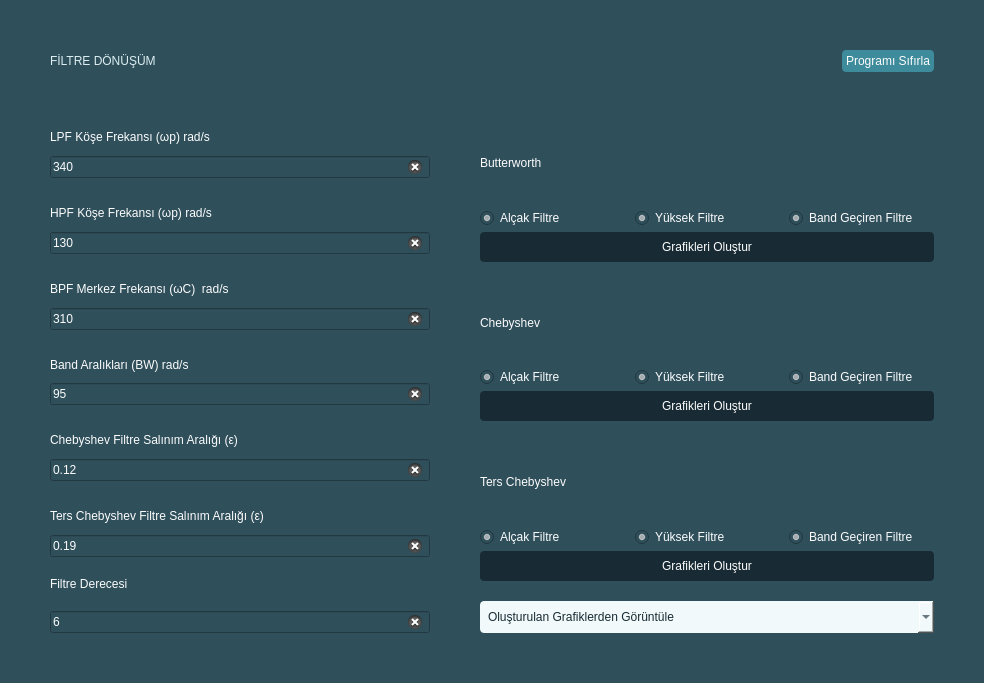
Old version of the form mainwindow.ui in the repository zahidayturan/filter-design-and-transformation.
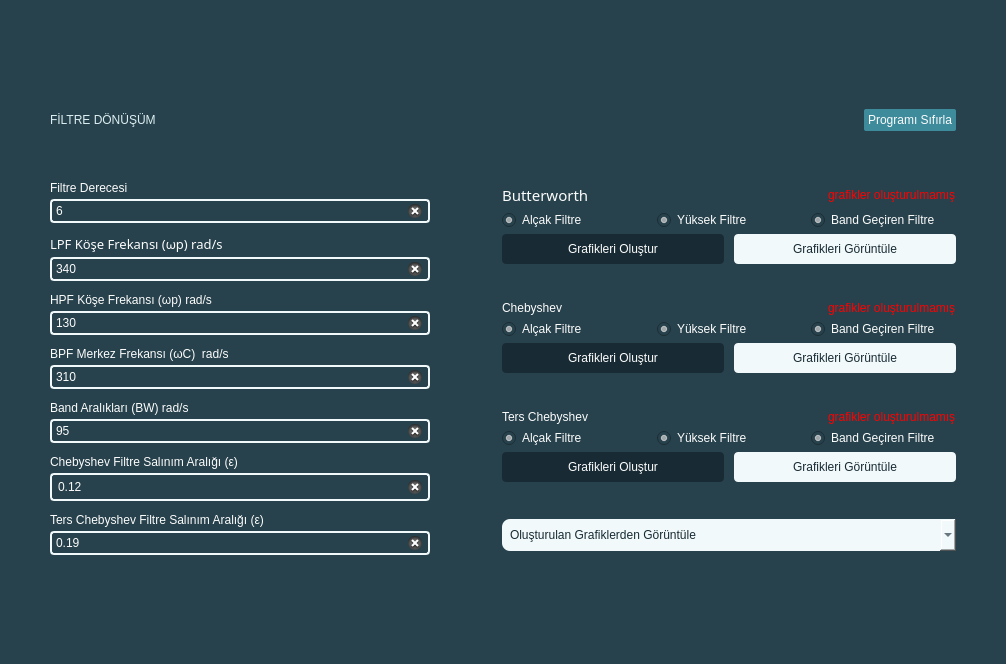
New version of the form.

Diff of the .ui file:
```diff
--- a/mainwindow.ui
+++ b/mainwindow.ui
@@ -6,10 +6,16 @@
    <rect>
     <x>0</x>
     <y>0</y>
-    <width>984</width>
-    <height>683</height>
+    <width>1006</width>
+    <height>664</height>
    </rect>
   </property>
+  <property name="sizePolicy">
+   <sizepolicy hsizetype="Fixed" vsizetype="Fixed">
+    <horstretch>0</horstretch>
+    <verstretch>0</verstretch>
+   </sizepolicy>
+  </property>
   <property name="windowTitle">
    <string>MainWindow</string>
   </property>
@@ -17,7 +23,7 @@
    <bool>false</bool>
   </property>
   <property name="styleSheet">
-   <string notr="true">background-color: rgb(47, 79, 91);
+   <string notr="true">background-color: rgb(39, 66, 76);
 font: 10pt &quot;Montserrat&quot;;
 color: rgb(252, 252, 252);</string>
   </property>
@@ -81,7 +87,7 @@
           </property>
           <property name="styleSheet">
            <string notr="true">background-color: rgb(62, 139, 156);
-border-radius: 4px;
+border-radius: 2px;
 padding: 4px;</string>
           </property>
           <property name="text">
@@ -103,7 +109,7 @@
       <item>
        <layout class="QHBoxLayout" name="app_menu">
         <property name="spacing">
-         <number>50</number>
+         <number>72</number>
         </property>
         <property name="sizeConstraint">
          <enum>QLayout::SizeConstraint::SetMinimumSize</enum>
@@ -111,14 +117,73 @@
         <item>
          <layout class="QVBoxLayout" name="input_menu" stretch="0,0,0,0,0,0,0">
           <property name="spacing">
-           <number>20</number>
+           <number>12</number>
           </property>
           <property name="sizeConstraint">
            <enum>QLayout::SizeConstraint::SetMinimumSize</enum>
           </property>
+          <property name="topMargin">
+           <number>0</number>
+          </property>
           <property name="bottomMargin">
            <number>0</number>
           </property>
+          <item>
+           <layout class="QVBoxLayout" name="input_d">
+            <property name="spacing">
+             <number>4</number>
+            </property>
+            <property name="sizeConstraint">
+             <enum>QLayout::SizeConstraint::SetMinimumSize</enum>
+            </property>
+            <property name="bottomMargin">
+             <number>0</number>
+            </property>
+            <item>
+             <widget class="QLabel" name="label_d">
+              <property name="sizePolicy">
+               <sizepolicy hsizetype="Preferred" vsizetype="Fixed">
+                <horstretch>0</horstretch>
+                <verstretch>0</verstretch>
+               </sizepolicy>
+              </property>
+              <property name="maximumSize">
+               <size>
+                <width>380</width>
+                <height>16777215</height>
+               </size>
+              </property>
+              <property name="text">
+               <string>Filtre Derecesi</string>
+              </property>
+             </widget>
+            </item>
+            <item>
+             <widget class="QLineEdit" name="edit_d">
+              <property name="maximumSize">
+               <size>
+                <width>380</width>
+                <height>16777215</height>
+               </size>
+              </property>
+              <property name="styleSheet">
+               <string notr="true">border: 2px solid  rgb(241, 249, 250);
+border-radius: 4px;
+padding: 2px;</string>
+              </property>
+              <property name="text">
+               <string>6</string>
+              </property>
+              <property name="placeholderText">
+               <string>Filtre Derecesi</string>
+              </property>
+              <property name="clearButtonEnabled">
+               <bool>true</bool>
+              </property>
+             </widget>
+            </item>
+           </layout>
+          </item>
           <item>
            <layout class="QVBoxLayout" name="input_lpf">
             <property name="spacing">
@@ -135,6 +200,14 @@
                 <height>16777215</height>
                </size>
               </property>
+              <property name="font">
+               <font>
+                <family>Montserrat</family>
+                <pointsize>10</pointsize>
+                <italic>false</italic>
+                <bold>false</bold>
+               </font>
+              </property>
               <property name="text">
                <string>LPF Köşe Frekansı (ωp) rad/s</string>
               </property>
@@ -152,7 +225,9 @@
                <bool>false</bool>
               </property>
               <property name="styleSheet">
-               <string notr="true">border-color: rgb(24, 43, 52);</string>
+               <string notr="true">border: 2px solid  rgb(241, 249, 250);
+border-radius: 4px;
+padding: 2px;</string>
               </property>
               <property name="inputMethodHints">
                <set>Qt::InputMethodHint::ImhNone</set>
@@ -196,12 +271,23 @@
             </item>
             <item>
              <widget class="QLineEdit" name="edit_hpf">
+              <property name="minimumSize">
+               <size>
+                <width>0</width>
+                <height>0</height>
+               </size>
+              </property>
               <property name="maximumSize">
                <size>
                 <width>380</width>
                 <height>16777215</height>
                </size>
               </property>
+              <property name="styleSheet">
+               <string notr="true">border: 2px solid  rgb(241, 249, 250);
+border-radius: 4px;
+padding: 2px;</string>
+              </property>
               <property name="text">
                <string>130</string>
               </property>
@@ -244,6 +330,11 @@
                 <height>16777215</height>
                </size>
               </property>
+              <property name="styleSheet">
+               <string notr="true">border: 2px solid  rgb(241, 249, 250);
+border-radius: 4px;
+padding: 2px;</string>
+              </property>
               <property name="text">
                <string>310</string>
               </property>
@@ -286,6 +377,11 @@
                 <height>16777215</height>
                </size>
               </property>
+              <property name="styleSheet">
+               <string notr="true">border: 2px solid  rgb(241, 249, 250);
+border-radius: 4px;
+padding: 2px;</string>
+              </property>
               <property name="text">
                <string>95</string>
               </property>
@@ -328,6 +424,11 @@
                 <height>16777215</height>
                </size>
               </property>
+              <property name="styleSheet">
+               <string notr="true">border: 2px solid  rgb(241, 249, 250);
+border-radius: 4px;
+padding: 4px;</string>
+              </property>
               <property name="text">
                <string>0.12</string>
               </property>
@@ -370,6 +471,11 @@
                 <height>16777215</height>
                </size>
               </property>
+              <property name="styleSheet">
+               <string notr="true">border: 2px solid  rgb(241, 249, 250);
+border-radius: 4px;
+padding: 2px;</string>
+              </property>
               <property name="text">
                <string>0.19</string>
               </property>
@@ -383,51 +489,15 @@
             </item>
            </layout>
           </item>
-          <item>
-           <layout class="QVBoxLayout" name="input_d">
-            <property name="bottomMargin">
-             <number>0</number>
-            </property>
-            <item>
-             <widget class="QLabel" name="label_d">
-              <property name="maximumSize">
-               <size>
-                <width>380</width>
-                <height>16777215</height>
-               </size>
-              </property>
-              <property name="text">
-               <string>Filtre Derecesi</string>
-              </property>
-             </widget>
-            </item>
-            <item>
-             <widget class="QLineEdit" name="edit_d">
-              <property name="maximumSize">
-               <size>
-                <width>380</width>
-                <height>16777215</height>
-               </size>
-              </property>
-              <property name="text">
-               <string>6</string>
-              </property>
-              <property name="placeholderText">
-               <string>Filtre Derecesi</string>
-              </property>
-              <property name="clearButtonEnabled">
-               <bool>true</bool>
-              </property>
-             </widget>
-            </item>
-           </layout>
-          </item>
          </layout>
         </item>
         <item>
          <layout class="QVBoxLayout" name="output_menu">
           <property name="spacing">
-           <number>20</number>
+           <number>34</number>
+          </property>
+          <property name="sizeConstraint">
+           <enum>QLayout::SizeConstraint::SetMinimumSize</enum>
           </property>
           <item>
            <layout class="QVBoxLayout" name="b_output">
@@ -438,14 +508,52 @@
              <enum>QLayout::SizeConstraint::SetFixedSize</enum>
             </property>
             <item>
-             <widget class="QLabel" name="b_title">
-              <property name="styleSheet">
-               <string notr="true">font: 900 11pt &quot;Montserrat Black&quot;;</string>
-              </property>
-              <property name="text">
-               <string>Butterworth</string>
-              </property>
-             </widget>
+             <layout class="QHBoxLayout" name="b_labels">
+              <item>
+               <widget class="QLabel" name="b_title">
+                <property name="sizePolicy">
+                 <sizepolicy hsizetype="Preferred" vsizetype="Fixed">
+                  <horstretch>0</horstretch>
+                  <verstretch>0</verstretch>
+                 </sizepolicy>
+                </property>
+                <property name="font">
+                 <font>
+                  <family>Montserrat Black</family>
+                  <pointsize>11</pointsize>
+                  <italic>false</italic>
+                  <fontweight>Black</fontweight>
+                 </font>
+                </property>
+                <property name="styleSheet">
+                 <string notr="true">font: 900 11pt &quot;Montserrat Black&quot;;</string>
+                </property>
+                <property name="text">
+                 <string>Butterworth</string>
+                </property>
+               </widget>
+              </item>
+              <item>
+               <widget class="QLabel" name="b_info">
+                <property name="sizePolicy">
+                 <sizepolicy hsizetype="Fixed" vsizetype="Fixed">
+                  <horstretch>0</horstretch>
+                  <verstretch>0</verstretch>
+                 </sizepolicy>
+                </property>
+                <property name="layoutDirection">
+                 <enum>Qt::LayoutDirection::LeftToRight</enum>
+                </property>
+                <property name="styleSheet">
+                 <string notr="true">font: italic 9pt &quot;Montserrat&quot;;
+color: red;</string>
+                </property>
+                <property name="text">
+                 <string>grafikler oluşturulmamış</string>
+                </property>
+               </widget>
+              </item>
+             </layout>
             </item>
             <item>
              <layout class="QHBoxLayout" name="b_actives">
@@ -531,6 +639,19 @@
                 </property>
                </widget>
               </item>
+              <item>
+               <widget class="QPushButton" name="b_open">
+                <property name="styleSheet">
+                 <string notr="true">background-color: rgb(241, 249, 250);
+border-radius: 4px;
+padding: 8px;
+color: rgb(24, 43, 52);</string>
+                </property>
+                <property name="text">
+                 <string>Grafikleri Görüntüle</string>
+                </property>
+               </widget>
+              </item>
              </layout>
             </item>
            </layout>
@@ -544,14 +665,41 @@
              <enum>QLayout::SizeConstraint::SetFixedSize</enum>
             </property>
             <item>
-             <widget class="QLabel" name="c_title">
-              <property name="styleSheet">
-               <string notr="true">font: 900 11pt &quot;Montserrat Black&quot;;</string>
-              </property>
-              <property name="text">
-               <string>Chebyshev</string>
-              </property>
-             </widget>
+             <layout class="QHBoxLayout" name="c_labels">
+              <item>
+               <widget class="QLabel" name="c_title">
+                <property name="sizePolicy">
+                 <sizepolicy hsizetype="Preferred" vsizetype="Fixed">
+                  <horstretch>0</horstretch>
+                  <verstretch>0</verstretch>
+                 </sizepolicy>
+                </property>
+                <property name="styleSheet">
+                 <string notr="true">font: 900 11pt &quot;Montserrat Black&quot;;</string>
+                </property>
+                <property name="text">
+                 <string>Chebyshev</string>
+                </property>
+               </widget>
+              </item>
+              <item>
+               <widget class="QLabel" name="c_info">
+                <property name="sizePolicy">
+                 <sizepolicy hsizetype="Fixed" vsizetype="Fixed">
+                  <horstretch>0</horstretch>
+                  <verstretch>0</verstretch>
+                 </sizepolicy>
+                </property>
+                <property name="styleSheet">
+                 <string notr="true">font: italic 9pt &quot;Montserrat&quot;;
+color: red;</string>
+                </property>
+                <property name="text">
+                 <string>grafikler oluşturulmamış</string>
+                </property>
+               </widget>
+              </item>
+             </layout>
             </item>
             <item>
              <layout class="QHBoxLayout" name="c_actives">
@@ -622,6 +770,19 @@
                 </property>
                </widget>
               </item>
+              <item>
+               <widget class="QPushButton" name="c_open">
+                <property name="styleSheet">
+                 <string notr="true">background-color: rgb(241, 249, 250);
+border-radius: 4px;
+padding: 8px;
+color: rgb(24, 43, 52);</string>
+                </property>
+                <property name="text">
+                 <string>Grafikleri Görüntüle</string>
+                </property>
+               </widget>
+              </item>
              </layout>
             </item>
            </layout>
@@ -635,14 +796,41 @@
              <enum>QLayout::SizeConstraint::SetFixedSize</enum>
             </property>
             <item>
-             <widget class="QLabel" name="i_title">
-              <property name="styleSheet">
-               <string notr="true">font: 900 11pt &quot;Montserrat Black&quot;;</string>
-              </property>
-              <property name="text">
-               <string>Ters Chebyshev</string>
-              </property>
-             </widget>
+             <layout class="QHBoxLayout" name="i_labels">
+              <item>
+               <widget class="QLabel" name="i_title">
+                <property name="sizePolicy">
+                 <sizepolicy hsizetype="Preferred" vsizetype="Fixed">
+                  <horstretch>0</horstretch>
+                  <verstretch>0</verstretch>
+                 </sizepolicy>
+                </property>
+                <property name="styleSheet">
+                 <string notr="true">font: 900 11pt &quot;Montserrat Black&quot;;</string>
+                </property>
+                <property name="text">
+                 <string>Ters Chebyshev</string>
+                </property>
+               </widget>
+              </item>
+              <item>
+               <widget class="QLabel" name="i_info">
+                <property name="sizePolicy">
+                 <sizepolicy hsizetype="Fixed" vsizetype="Fixed">
+                  <horstretch>0</horstretch>
+                  <verstretch>0</verstretch>
+                 </sizepolicy>
+                </property>
+                <property name="styleSheet">
+                 <string notr="true">font: italic 9pt &quot;Montserrat&quot;;
+color: red;</string>
+                </property>
+                <property name="text">
+                 <string>grafikler oluşturulmamış</string>
+                </property>
+               </widget>
+              </item>
+             </layout>
             </item>
             <item>
              <layout class="QHBoxLayout" name="i_actives">
@@ -713,6 +901,19 @@
                 </property>
                </widget>
               </item>
+              <item>
+               <widget class="QPushButton" name="i_open">
+                <property name="styleSheet">
+                 <string notr="true">background-color: rgb(241, 249, 250);
+border-radius: 4px;
+padding: 8px;
+color: rgb(24, 43, 52);</string>
+                </property>
+                <property name="text">
+                 <string>Grafikleri Görüntüle</string>
+                </property>
+               </widget>
+              </item>
              </layout>
             </item>
            </layout>
@@ -725,8 +926,8 @@
             <property name="styleSheet">
              <string notr="true">background-color: rgb(241, 249, 250);
 font: 10pt &quot;Montserrat&quot;;
-border-radius: 4px;
-padding: 8px;
+border-radius: 8px;
+padding: 8px 8px;
 color: rgb(24, 43, 52);</string>
             </property>
             <property name="placeholderText">
```
Left out of the diff: 3 changed lines with no effect on the pictures.
